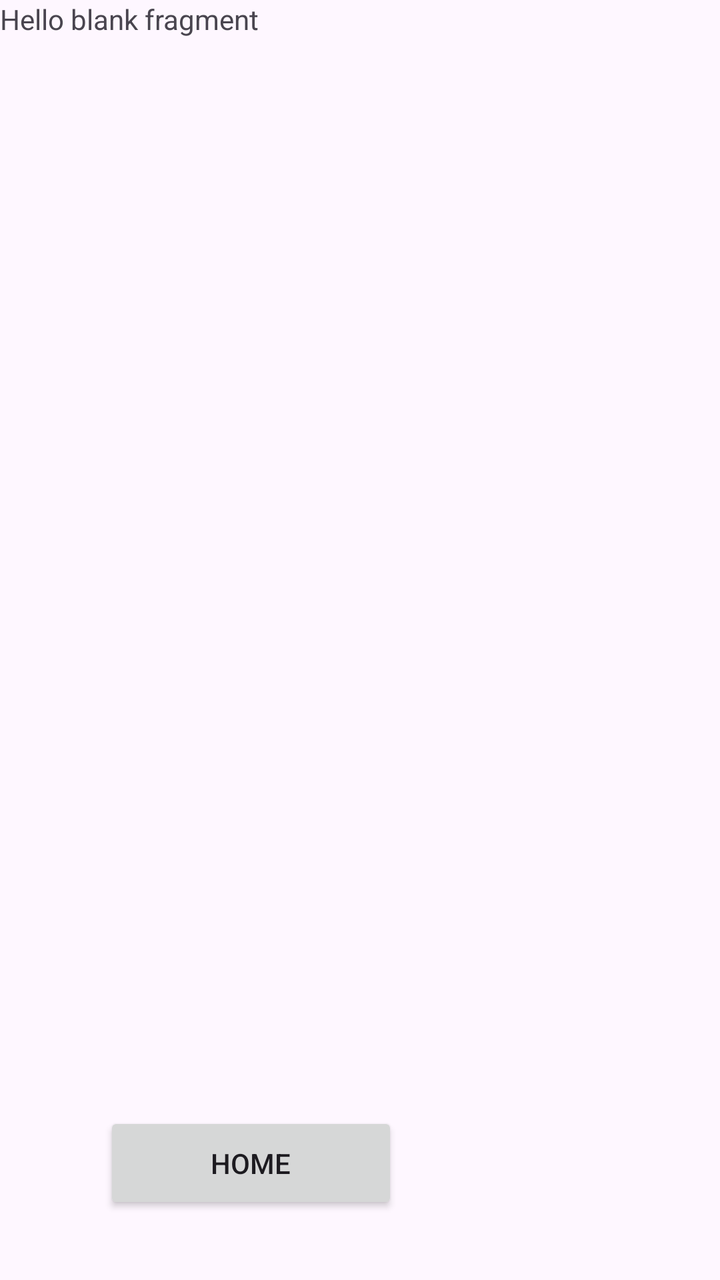
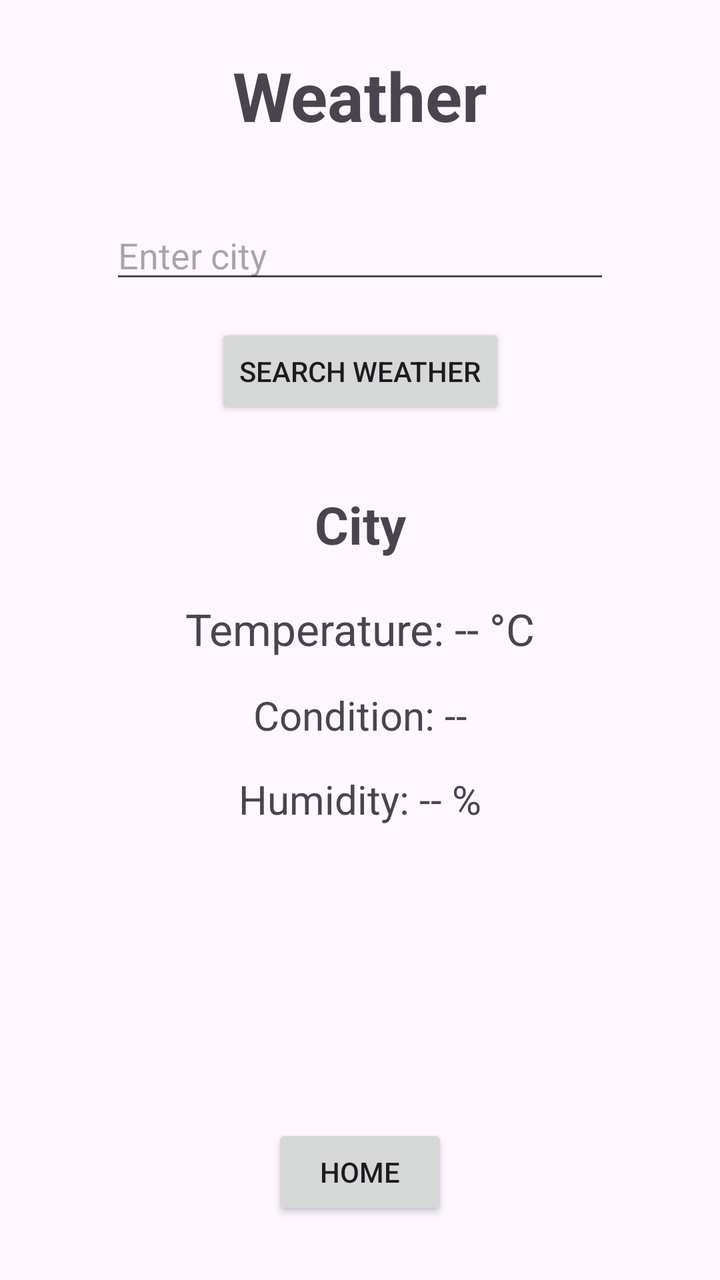

Compare the two renders of this Android layout. The source of the first and the diff that turns it into the second are given below.
<!-- AndroidManifest.xml: application theme Theme.API_Integration_V5 -->
<!-- res/layout/fragment_weather.xml -->
<?xml version="1.0" encoding="utf-8"?>
<androidx.constraintlayout.widget.ConstraintLayout xmlns:android="http://schemas.android.com/apk/res/android"
    xmlns:app="http://schemas.android.com/apk/res-auto"
    xmlns:tools="http://schemas.android.com/tools"
    android:id="@+id/frameLayout4"
    android:layout_width="match_parent"
    android:layout_height="match_parent"
    tools:context=".WeatherFragment">

    
    <TextView
        android:id="@+id/textView10"
        android:layout_width="0dp"
        android:layout_height="0dp"
        android:text="@string/hello_blank_fragment"
        app:layout_constraintBottom_toBottomOf="parent"
        app:layout_constraintEnd_toEndOf="parent"
        app:layout_constraintStart_toStartOf="parent"
        app:layout_constraintTop_toTopOf="parent" />

    <Button
        android:id="@+id/weatherToHomeBtn"
        android:layout_width="147dp"
        android:layout_height="51dp"
        android:layout_marginStart="52dp"
        android:layout_marginBottom="33dp"
        android:text="Home"
        app:layout_constraintBottom_toBottomOf="parent"
        app:layout_constraintStart_toStartOf="parent" />

</androidx.constraintlayout.widget.ConstraintLayout>
<!-- resources referenced by this layout -->
<resources>
  <string name="hello_blank_fragment">Hello blank fragment</string>
  <style name="Theme.API_Integration_V5" parent="Base.Theme.API_Integration_V5" />
  <style name="Base.Theme.API_Integration_V5" parent="Theme.Material3.DayNight.NoActionBar">
          
          
      </style>
</resources>

<!-- the commit's change to res/layout/fragment_weather.xml (unified diff, before → after) -->
@@ -1,31 +1,99 @@
 <?xml version="1.0" encoding="utf-8"?>
-<androidx.constraintlayout.widget.ConstraintLayout xmlns:android="http://schemas.android.com/apk/res/android"
+<androidx.constraintlayout.widget.ConstraintLayout
+    xmlns:android="http://schemas.android.com/apk/res/android"
     xmlns:app="http://schemas.android.com/apk/res-auto"
     xmlns:tools="http://schemas.android.com/tools"
-    android:id="@+id/frameLayout4"
+    android:id="@+id/weatherMain"
     android:layout_width="match_parent"
     android:layout_height="match_parent"
     tools:context=".WeatherFragment">
 
-    
     <TextView
-        android:id="@+id/textView10"
-        android:layout_width="0dp"
-        android:layout_height="0dp"
-        android:text="@string/hello_blank_fragment"
-        app:layout_constraintBottom_toBottomOf="parent"
+        android:id="@+id/weatherTitle"
+        android:layout_width="wrap_content"
+        android:layout_height="wrap_content"
+        android:layout_marginTop="25dp"
+        android:text="Weather"
+        android:textSize="34sp"
+        android:textStyle="bold"
         app:layout_constraintEnd_toEndOf="parent"
         app:layout_constraintStart_toStartOf="parent"
         app:layout_constraintTop_toTopOf="parent" />
 
+    <EditText
+        android:id="@+id/cityInput"
+        android:layout_width="250dp"
+        android:layout_height="wrap_content"
+        android:layout_marginTop="35dp"
+        android:hint="Enter city"
+        android:inputType="text"
+        app:layout_constraintEnd_toEndOf="parent"
+        app:layout_constraintStart_toStartOf="parent"
+        app:layout_constraintTop_toBottomOf="@id/weatherTitle" />
+
+    <Button
+        android:id="@+id/searchWeatherBtn"
+        android:layout_width="wrap_content"
+        android:layout_height="wrap_content"
+        android:layout_marginTop="15dp"
+        android:text="Search Weather"
+        app:layout_constraintEnd_toEndOf="parent"
+        app:layout_constraintStart_toStartOf="parent"
+        app:layout_constraintTop_toBottomOf="@id/cityInput" />
+
+    <TextView
+        android:id="@+id/cityText"
+        android:layout_width="wrap_content"
+        android:layout_height="wrap_content"
+        android:layout_marginTop="35dp"
+        android:text="City"
+        android:textSize="26sp"
+        android:textStyle="bold"
+        app:layout_constraintEnd_toEndOf="parent"
+        app:layout_constraintStart_toStartOf="parent"
+        app:layout_constraintTop_toBottomOf="@id/searchWeatherBtn" />
+
+    <TextView
+        android:id="@+id/temperatureText"
+        android:layout_width="wrap_content"
+        android:layout_height="wrap_content"
+        android:layout_marginTop="20dp"
+        android:text="Temperature: -- °C"
+        android:textSize="22sp"
+        app:layout_constraintEnd_toEndOf="parent"
+        app:layout_constraintStart_toStartOf="parent"
+        app:layout_constraintTop_toBottomOf="@id/cityText" />
+
+    <TextView
+        android:id="@+id/conditionText"
+        android:layout_width="wrap_content"
+        android:layout_height="wrap_content"
+        android:layout_marginTop="15dp"
+        android:text="Condition: --"
+        android:textSize="20sp"
+        app:layout_constraintEnd_toEndOf="parent"
+        app:layout_constraintStart_toStartOf="parent"
+        app:layout_constraintTop_toBottomOf="@id/temperatureText" />
+
+    <TextView
+        android:id="@+id/humidityText"
+        android:layout_width="wrap_content"
+        android:layout_height="wrap_content"
+        android:layout_marginTop="15dp"
+        android:text="Humidity: -- %"
+        android:textSize="20sp"
+        app:layout_constraintEnd_toEndOf="parent"
+        app:layout_constraintStart_toStartOf="parent"
+        app:layout_constraintTop_toBottomOf="@id/conditionText" />
+
     <Button
         android:id="@+id/weatherToHomeBtn"
-        android:layout_width="147dp"
-        android:layout_height="51dp"
-        android:layout_marginStart="52dp"
-        android:layout_marginBottom="33dp"
+        android:layout_width="wrap_content"
+        android:layout_height="wrap_content"
+        android:layout_marginBottom="30dp"
         android:text="Home"
         app:layout_constraintBottom_toBottomOf="parent"
+        app:layout_constraintEnd_toEndOf="parent"
         app:layout_constraintStart_toStartOf="parent" />
 
 </androidx.constraintlayout.widget.ConstraintLayout>
<!-- resource entries referenced after the edit -->
@@ -1,6 +1,5 @@
 <!-- resources referenced by this layout -->
 <resources>
-  <string name="hello_blank_fragment">Hello blank fragment</string>
   <style name="Theme.API_Integration_V5" parent="Base.Theme.API_Integration_V5" />
   <style name="Base.Theme.API_Integration_V5" parent="Theme.Material3.DayNight.NoActionBar">
           
